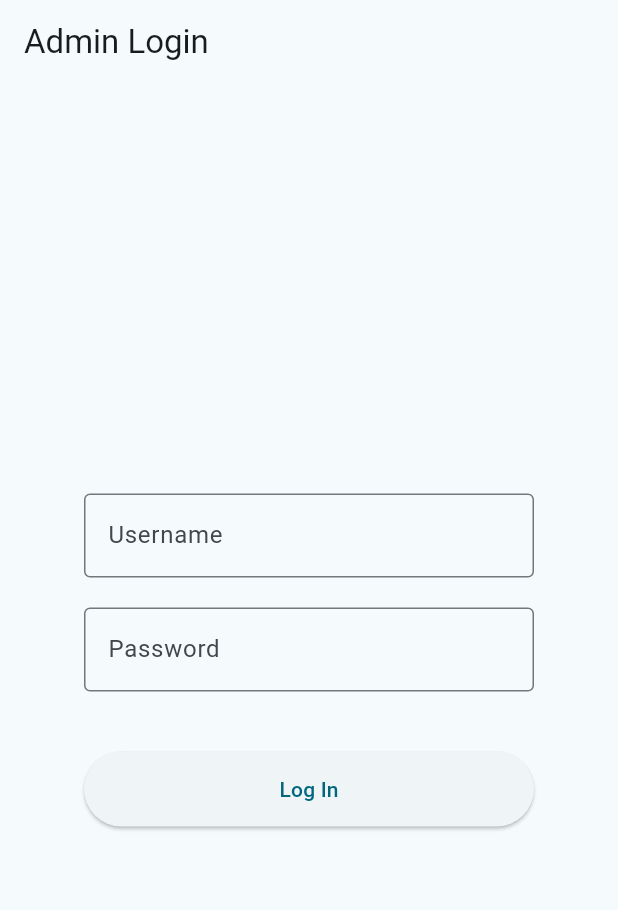
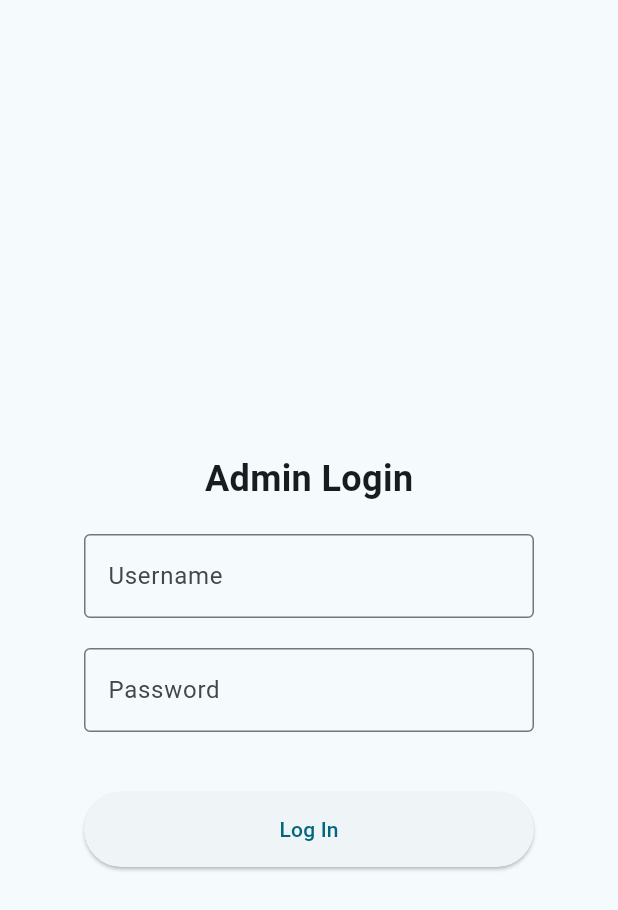
Before and after one commit to parokaidominik/Flutter, a Flutter app: the screen it shows after launch, on a phone screen of 412 x 824 dp. Shown: the top 910 px of the screen. Run offline on Flutter 3.47's test engine with Material 2 defaults, Android fonts, the phone set to English and light mode, and no system bars; our stand-ins replace file_picker, responsive_builder.

Commit message:
admin page update

```diff
--- a/lib/Pages/Login.dart
+++ b/lib/Pages/Login.dart
@@ -1,3 +1,5 @@
+// ignore_for_file: prefer_const_constructors
+
 import 'package:flutter/material.dart';
 import 'package:app_test/Pages/Home.dart';
 
@@ -30,13 +32,25 @@ class _LoginPageState extends State<LoginPage> {
   Widget build(BuildContext context) {
     return Scaffold(
       appBar: AppBar(
-        title: Text('Admin Login'),
+
       ),
       body: Center(
-        child: Container(
-          width: 300, // Adjust the width as needed
         child: Column(
           mainAxisAlignment: MainAxisAlignment.center,
+          children: <Widget>[
+            Container(
+              margin: EdgeInsets.only(bottom: 20), // Add margin here
+              child: Text(
+                'Admin Login',
+                style: TextStyle(
+                  fontSize: 24,
+                  fontWeight: FontWeight.bold,
+                ),
+              ),
+            ),
+            Container(
+              width: 300,
+              child: Column(
                 crossAxisAlignment: CrossAxisAlignment.stretch,
                 children: <Widget>[
                   TextFormField(
@@ -68,6 +82,8 @@ class _LoginPageState extends State<LoginPage> {
                 ],
               ),
             ),
+          ],
+        ),
       ),
     );
   }
```
Lines whose indentation alone changed are shown as unchanged.
